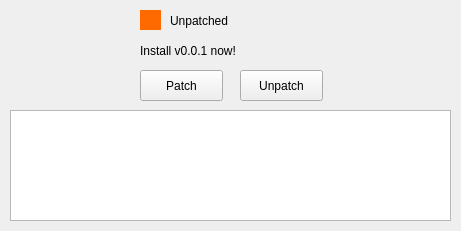
Above: src/ui/widget_main.ui from KevinVG207/Uma-Carotene-English-Patch before the change. Below: the same form after it.
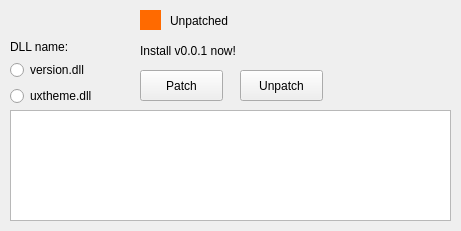
That is the form after the change.

Commit message: Allow choosing between version.dll or uxtheme.dll. (#7)

Diff of the .ui file:
```diff
--- a/src/ui/widget_main.ui
+++ b/src/ui/widget_main.ui
@@ -127,6 +127,52 @@
     <string notr="true"/>
    </property>
   </widget>
+  <widget class="QWidget" name="verticalLayoutWidget">
+   <property name="geometry">
+    <rect>
+     <x>10</x>
+     <y>40</y>
+     <width>121</width>
+     <height>71</height>
+    </rect>
+   </property>
+   <layout class="QVBoxLayout" name="verticalLayout">
+    <item>
+     <widget class="QLabel" name="lbl_dll">
+      <property name="text">
+       <string notr="true">DLL name:</string>
+      </property>
+     </widget>
+    </item>
+    <item>
+     <widget class="QRadioButton" name="rbt_version">
+      <property name="text">
+       <string>version.dll</string>
+      </property>
+     </widget>
+    </item>
+    <item>
+     <widget class="QRadioButton" name="rbt_uxtheme">
+      <property name="text">
+       <string>uxtheme.dll</string>
+      </property>
+     </widget>
+    </item>
+    <item>
+     <spacer name="verticalSpacer">
+      <property name="orientation">
+       <enum>Qt::Vertical</enum>
+      </property>
+      <property name="sizeHint" stdset="0">
+       <size>
+        <width>20</width>
+        <height>40</height>
+       </size>
+      </property>
+     </spacer>
+    </item>
+   </layout>
+  </widget>
  </widget>
  <resources/>
  <connections/>
```
The commit also changes 4 other files.
